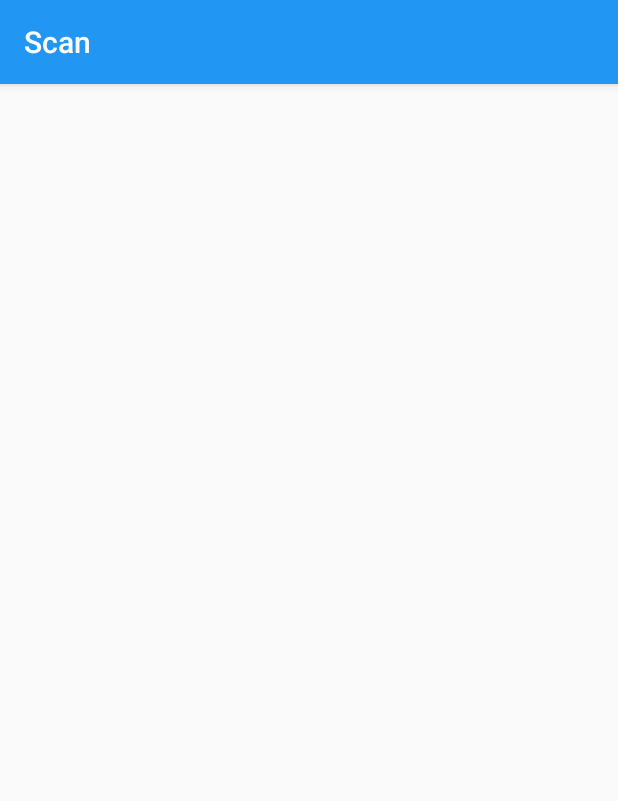
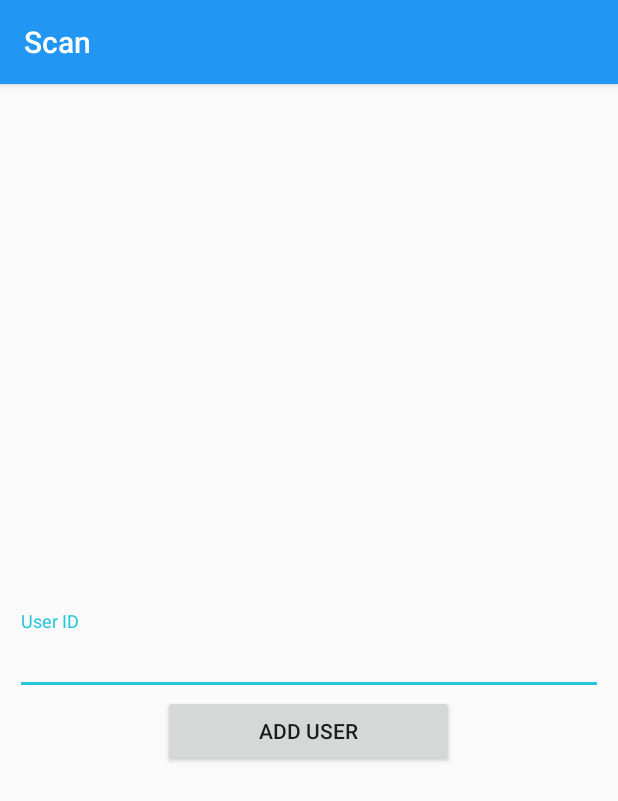
Before and after one commit to Laxman63/SlipCard, an Android app: the fragment QRFragment shown on its own in the app's theme, on a phone screen of 412 x 824 dp. Shown: the top 801 px of the screen. Run offline under Robolectric (Android 15) with nearby library versions, the phone set to English and light mode, and no system bars; our stand-ins replace Firebase (no records; nobody signed in at launch, a user with empty details on screens opened directly).

Commit message:
prototype, rudimentary, manual user adding, considers cases: Cannot add yourself, cannot add nonexisting user, cannot add user already added, etc.

```diff
--- a/app/build.gradle
+++ b/app/build.gradle
@@ -36,7 +36,7 @@ dependencies {
     compile 'com.firebaseui:firebase-ui-storage:0.6.0'
     compile 'com.yalantis:ucrop:2.2.0'
     compile 'com.android.support:recyclerview-v7:25.2.0'
-    compile 'com.android.support.constraint:constraint-layout:1.0.0-beta4'
+    compile 'com.android.support.constraint:constraint-layout:1.0.1'
     testCompile 'junit:junit:4.12'
     testCompile 'org.mockito:mockito-core:1.10.19'
 }
--- a/app/src/main/java/com/silpe/vire/slip/MainActivity.java
+++ b/app/src/main/java/com/silpe/vire/slip/MainActivity.java
@@ -13,6 +13,8 @@ import android.view.Menu;
 import android.view.MenuItem;
 import android.view.View;
 import android.widget.LinearLayout;
+import android.widget.Toast;
+
 import com.google.firebase.auth.FirebaseAuth;
 import com.google.firebase.auth.FirebaseUser;
 import com.google.firebase.database.DataSnapshot;
--- a/app/src/main/res/layout/activity_main.xml
+++ b/app/src/main/res/layout/activity_main.xml
@@ -1,5 +1,5 @@
 <?xml version="1.0" encoding="utf-8"?>
-<android.support.v7.widget.LinearLayoutCompat xmlns:android="http://schemas.android.com/apk/res/android"
+<android.support.design.widget.CoordinatorLayout xmlns:android="http://schemas.android.com/apk/res/android"
     xmlns:app="http://schemas.android.com/apk/res-auto"
     android:id="@+id/toplevel"
     android:layout_width="match_parent"
@@ -53,4 +53,4 @@
             app:srcCompat="@android:drawable/ic_menu_camera" />
     </android.support.design.widget.CoordinatorLayout>
 
-</android.support.v7.widget.LinearLayoutCompat>
+</android.support.design.widget.CoordinatorLayout>
--- a/app/src/main/res/layout/fragment_qr.xml
+++ b/app/src/main/res/layout/fragment_qr.xml
@@ -33,7 +33,40 @@
             android:id="@+id/camera_uid"
             android:layout_width="wrap_content"
             android:layout_height="wrap_content"
-            android:layout_centerInParent="true" />
+            android:layout_centerInParent="true"
+            android:textSize="@dimen/large_text" />
+
+        <android.support.design.widget.TextInputLayout
+            android:id="@+id/camera_inputField_container"
+            android:layout_width="match_parent"
+            android:layout_height="wrap_content"
+            android:layout_alignTop="@id/camera_uid"
+            android:layout_marginEnd="@dimen/account_profile_margin"
+            android:layout_marginLeft="@dimen/account_profile_margin"
+            android:layout_marginRight="@dimen/account_profile_margin"
+            android:layout_marginStart="@dimen/account_profile_margin"
+            android:layout_marginTop="@dimen/appbar_padding_top">
+
+            <android.support.design.widget.TextInputEditText
+                android:id="@+id/camera_inputField"
+                android:layout_width="match_parent"
+                android:layout_height="wrap_content"
+                android:hint="@string/camera_uid" />
+        </android.support.design.widget.TextInputLayout>
+
+        <Button
+            android:id="@+id/camera_addUser_button"
+            android:layout_width="wrap_content"
+            android:layout_height="wrap_content"
+            android:layout_below="@id/camera_inputField_container"
+            android:layout_centerHorizontal="true"
+            android:paddingEnd="@dimen/login_padding_horizontal"
+            android:paddingLeft="@dimen/login_padding_horizontal"
+            android:paddingRight="@dimen/login_padding_horizontal"
+            android:paddingStart="@dimen/login_padding_horizontal"
+            android:text="@string/camera_add">
+
+        </Button>
     </RelativeLayout>
 
 </RelativeLayout>
--- a/app/src/main/res/values/strings.xml
+++ b/app/src/main/res/values/strings.xml
@@ -66,4 +66,11 @@
     <string name="prompt_fullName">Full name</string>
     <string name="prompt_description">Description</string>
     <string name="prompt_connections">Connections</string>
+    <string name="camera_uid">User ID</string>
+    <string name="camera_add">Add user</string>
+    <string name="error_database">Database error</string>
+    <string name="error_invalid_uid">UID does not exist</string>
+    <string name="error_add_self">You can\'t add yourself!</string>
+    <string name="error_user_added">User already added</string>
+    <string name="addUser_success">User added</string>
 </resources>
```
Also changed, not shown: app/src/main/java/com/silpe/vire/slip/fragments/QRFragment.java (+87 -10 lines).
